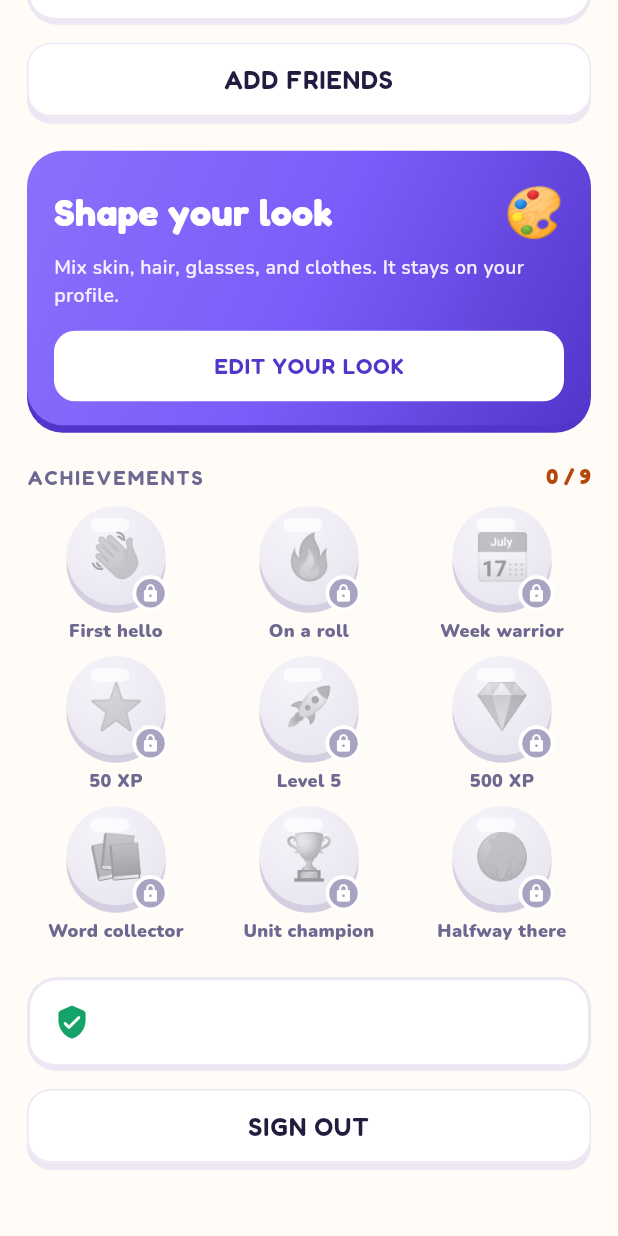
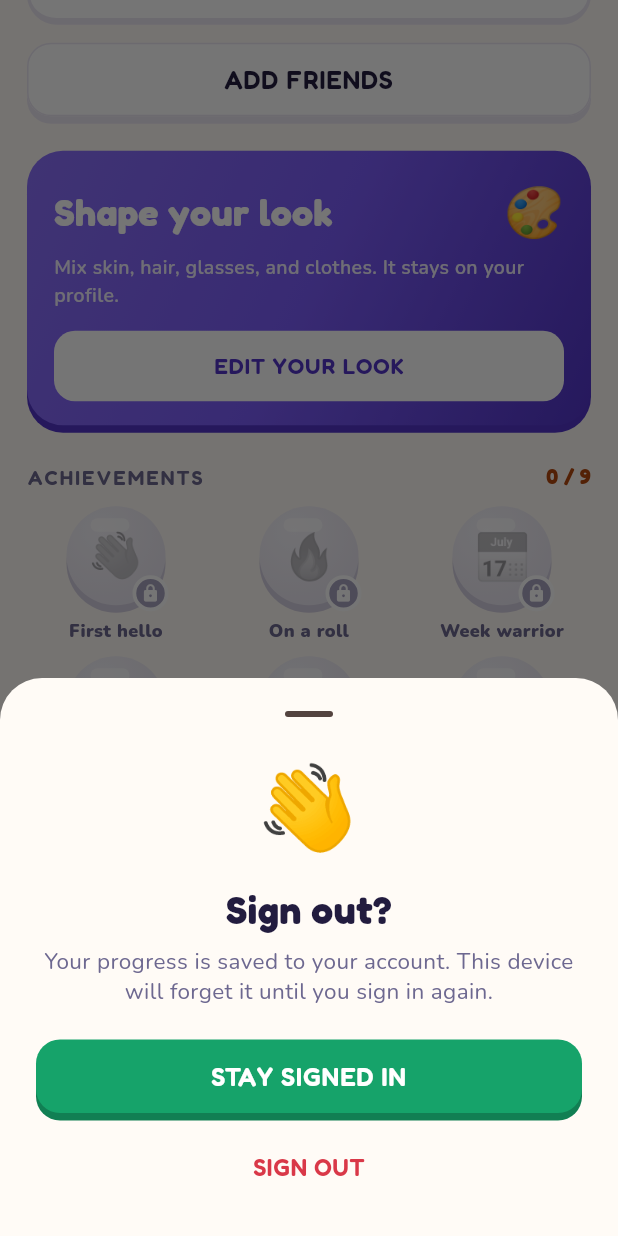
Before and after one commit to navansami/hellokristina, a Flutter app: the ProfilePage widget shown alone on an empty page, opened directly with empty values, scrolled down 576 dp, after a tap on "SIGN OUT", on a phone screen of 412 x 824 dp. Run offline on Flutter 3.47's test engine with Material 3 defaults, Android fonts, the phone set to English and light mode, and no system bars; our stand-ins replace audioplayers, flutter_tts, google_fonts, shared_preferences; missing offline and left inert: dart:js_interop; accounts and stored records are empty; network calls fail.

Commit message:
Ask before leaving a lesson, discarding a look or signing out
- Lessons, checkpoints and tests ask "Wait, don't go!" once an answer has
  been picked or given: from the close button, Android back and browser
  back. On the web, closing or reloading the tab mid-lesson also warns.
- The avatar editor asks before discarding unsaved changes.
- Sign out asks for confirmation.
- Android back on another tab returns to Learn instead of exiting.

Co-Authored-By: Claude Opus 5.5 <noreply@anthropic.com>
Claude-Session: https://claude.ai/code/session_01EUMEVxXkmaUxgYiZDAfs19

```diff
--- a/lib/pages/profile_page.dart
+++ b/lib/pages/profile_page.dart
@@ -330,7 +330,17 @@ class ProfilePage extends StatelessWidget {
                           KButton(
                               text: 'SIGN OUT',
                               outline: true,
-                              onTap: () => onLogout())
+                              onTap: () async {
+                                final out = await confirmSheet(context,
+                                    emoji: '👋',
+                                    title: 'Sign out?',
+                                    body: 'Your progress is saved to your '
+                                        'account. This device will forget it '
+                                        'until you sign in again.',
+                                    stay: 'STAY SIGNED IN',
+                                    leave: 'SIGN OUT');
+                                if (out) await onLogout();
+                              })
                         ]
                       ]))))
     ]);
--- /dev/null
+++ b/lib/platform/leave_guard.dart
@@ -0,0 +1,4 @@
+/// While a lesson is in progress, ask the browser to warn before the tab is
+/// closed or reloaded. Does nothing outside the web.
+export 'leave_guard_io.dart'
+    if (dart.library.js_interop) 'leave_guard_web.dart';
--- /dev/null
+++ b/lib/platform/leave_guard_io.dart
@@ -0,0 +1 @@
+void setLeaveGuard(bool on) {}
--- /dev/null
+++ b/lib/platform/leave_guard_web.dart
@@ -0,0 +1,31 @@
+import 'dart:js_interop';
+
+extension type _Event(JSObject _) implements JSObject {
+  external void preventDefault();
+  external set returnValue(JSAny value);
+}
+extension type _Window(JSObject _) implements JSObject {
+  external void addEventListener(String type, JSFunction listener);
+  external void removeEventListener(String type, JSFunction listener);
+}
+@JS('window')
+external _Window get _window;
+
+JSFunction? _listener;
+
+void setLeaveGuard(bool on) {
+  try {
+    if (on && _listener == null) {
+      final listener = ((_Event event) {
+        // Browsers show their own "Leave site?" prompt for this.
+        event.preventDefault();
+        event.returnValue = ''.toJS;
+      }).toJS;
+      _listener = listener;
+      _window.addEventListener('beforeunload', listener);
+    } else if (!on && _listener != null) {
+      _window.removeEventListener('beforeunload', _listener!);
+      _listener = null;
+    }
+  } catch (_) {}
+}
--- /dev/null
+++ b/lib/widgets/confirm_sheet.dart
@@ -0,0 +1,57 @@
+import 'package:flutter/material.dart';
+
+import '../feedback/learning_feedback.dart';
+import 'course_palette.dart';
+import 'tactile_button.dart';
+
+/// Asks before something that would lose work. The safe choice is the big
+/// button; the destructive one is a quieter red text button underneath.
+/// Returns true only when the learner chooses to go ahead.
+Future<bool> confirmSheet(BuildContext context,
+    {required String emoji,
+    required String title,
+    required String body,
+    required String stay,
+    required String leave}) async {
+  learningFeedback.touch();
+  final result = await showModalBottomSheet<bool>(
+      context: context,
+      backgroundColor: bg,
+      showDragHandle: true,
+      shape: const RoundedRectangleBorder(
+          borderRadius: BorderRadius.vertical(top: Radius.circular(28))),
+      builder: (context) => SafeArea(
+          child: Padding(
+              padding: const EdgeInsets.fromLTRB(24, 0, 24, 20),
+              child: Column(mainAxisSize: MainAxisSize.min, children: [
+                ExcludeSemantics(
+                    child: Text(emoji, style: const TextStyle(fontSize: 56))),
+                const SizedBox(height: 8),
+                Text(title,
+                    textAlign: TextAlign.center,
+                    style: display(26, weight: FontWeight.w700)),
+                const SizedBox(height: 6),
+                Text(body,
+                    textAlign: TextAlign.center,
+                    style: const TextStyle(
+                        color: muted, fontSize: 15, height: 1.35)),
+                const SizedBox(height: 22),
+                TactileButton(
+                    label: stay,
+                    color: const Color(0xFF16A36A),
+                    foreground: Colors.white,
+                    onTap: () => Navigator.pop(context, false)),
+                const SizedBox(height: 6),
+                SizedBox(
+                    width: double.infinity,
+                    child: TextButton(
+                        onPressed: () => Navigator.pop(context, true),
+                        style: TextButton.styleFrom(
+                            foregroundColor: red,
+                            padding: const EdgeInsets.symmetric(vertical: 14)),
+                        child: Text(leave,
+                            style:
+                                display(16, color: red, letterSpacing: .4)))),
+              ]))));
+  return result ?? false;
+}
```
Also changed, not shown: lib/avatar/avatar_editor.dart (+24 -5 lines), lib/main.dart (+87 -20 lines), 2 other files.
